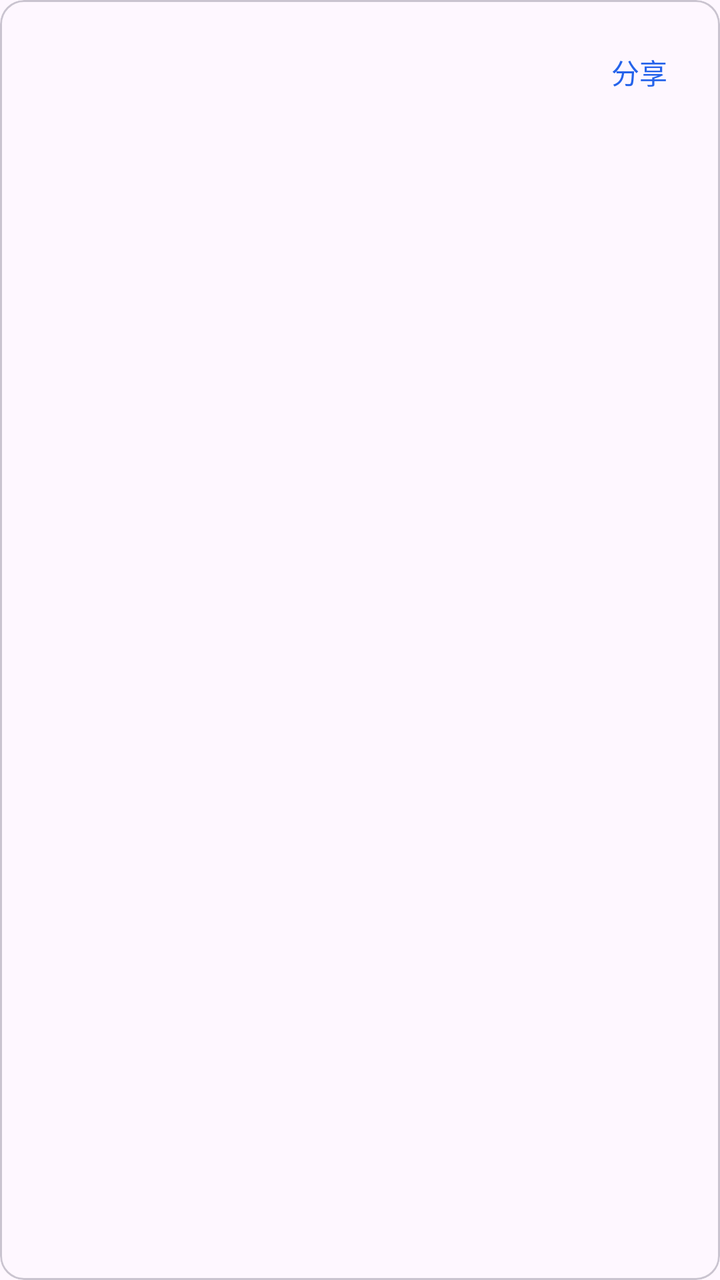
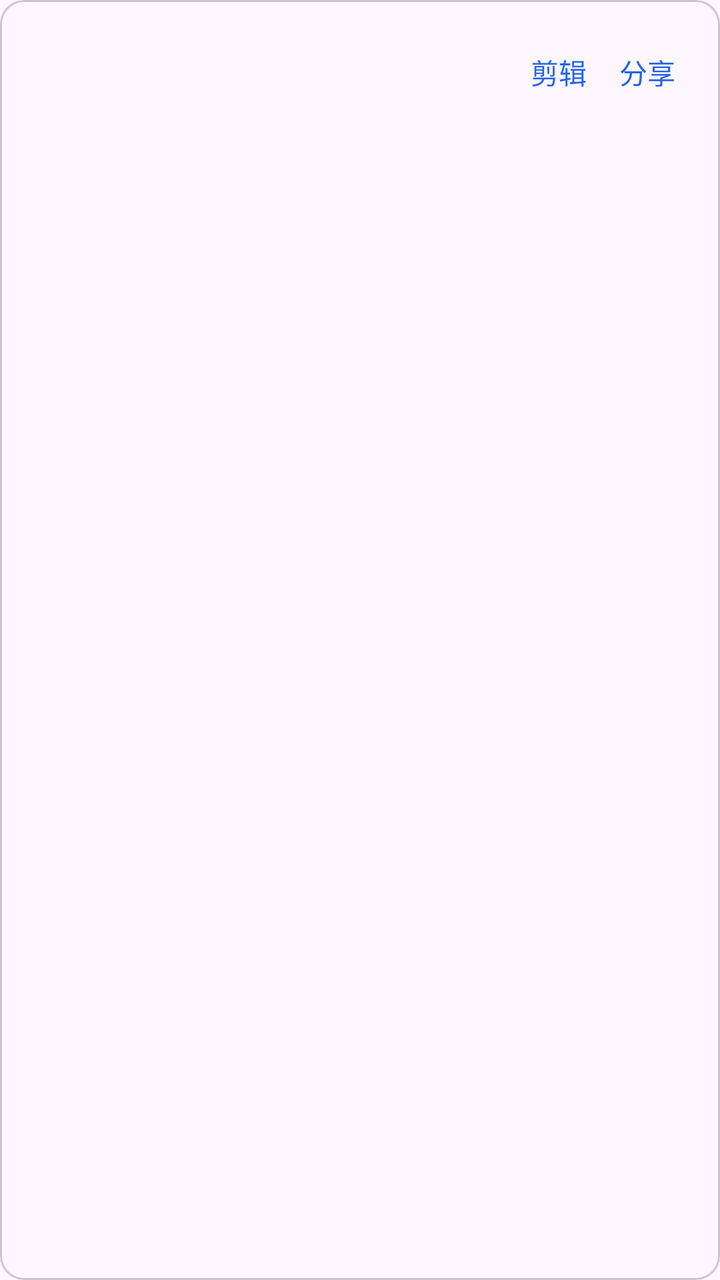

Two renders of the same Android screen: before a commit and after it. Below are the layout's source before the change and the commit's diff.
<!-- AndroidManifest.xml: application theme Theme.AudioExtractor -->
<!-- res/layout/item_history.xml -->
<?xml version="1.0" encoding="utf-8"?>
<com.google.android.material.card.MaterialCardView xmlns:android="http://schemas.android.com/apk/res/android"
    xmlns:app="http://schemas.android.com/apk/res-auto"
    android:layout_width="match_parent"
    android:layout_height="wrap_content"
    android:layout_marginBottom="10dp"
    android:clickable="true"
    android:focusable="true"
    app:cardCornerRadius="12dp"
    app:cardElevation="0dp"
    app:strokeWidth="1dp">

    <LinearLayout
        android:layout_width="match_parent"
        android:layout_height="wrap_content"
        android:gravity="center_vertical"
        android:orientation="horizontal"
        android:paddingHorizontal="14dp"
        android:paddingVertical="12dp">

        <LinearLayout
            android:layout_width="0dp"
            android:layout_height="wrap_content"
            android:layout_weight="1"
            android:orientation="vertical">

            <TextView
                android:id="@+id/tvFileName"
                android:layout_width="match_parent"
                android:layout_height="wrap_content"
                android:ellipsize="middle"
                android:singleLine="true"
                android:textAppearance="@style/TextAppearance.Material3.BodyLarge"
                android:textStyle="bold" />

            <TextView
                android:id="@+id/tvMeta"
                android:layout_width="match_parent"
                android:layout_height="wrap_content"
                android:layout_marginTop="3dp"
                android:alpha="0.7"
                android:textAppearance="@style/TextAppearance.Material3.BodySmall" />
        </LinearLayout>

        <com.google.android.material.button.MaterialButton
            android:id="@+id/btnShare"
            style="@style/Widget.Material3.Button.TextButton"
            android:layout_width="wrap_content"
            android:layout_height="wrap_content"
            android:layout_marginStart="8dp"
            android:minWidth="48dp"
            android:text="@string/share" />
    </LinearLayout>

</com.google.android.material.card.MaterialCardView>
<!-- resources referenced by this layout -->
<resources>
  <string name="share">分享</string>
  <style name="Theme.AudioExtractor" parent="Theme.Material3.DayNight.NoActionBar">
          <item name="colorPrimary">@color/brand_primary</item>
      </style>
  <color name="brand_primary">#2563EB</color>
</resources>

<!-- the commit's change to res/layout/item_history.xml (unified diff, before → after) -->
@@ -43,12 +43,22 @@
         </LinearLayout>
 
         <com.google.android.material.button.MaterialButton
+            android:id="@+id/btnTrim"
+            style="@style/Widget.Material3.Button.TextButton"
+            android:layout_width="wrap_content"
+            android:layout_height="wrap_content"
+            android:layout_marginStart="4dp"
+            android:minWidth="44dp"
+            android:paddingHorizontal="8dp"
+            android:text="@string/trim" />
+
+        <com.google.android.material.button.MaterialButton
             android:id="@+id/btnShare"
             style="@style/Widget.Material3.Button.TextButton"
             android:layout_width="wrap_content"
             android:layout_height="wrap_content"
-            android:layout_marginStart="8dp"
-            android:minWidth="48dp"
+            android:minWidth="44dp"
+            android:paddingHorizontal="8dp"
             android:text="@string/share" />
     </LinearLayout>
 
<!-- resource entries referenced after the edit -->
@@ -1,6 +1,7 @@
 <!-- resources referenced by this layout -->
 <resources>
   <string name="share">分享</string>
+  <string name="trim">剪辑</string>
   <style name="Theme.AudioExtractor" parent="Theme.Material3.DayNight.NoActionBar">
           <item name="colorPrimary">@color/brand_primary</item>
       </style>
